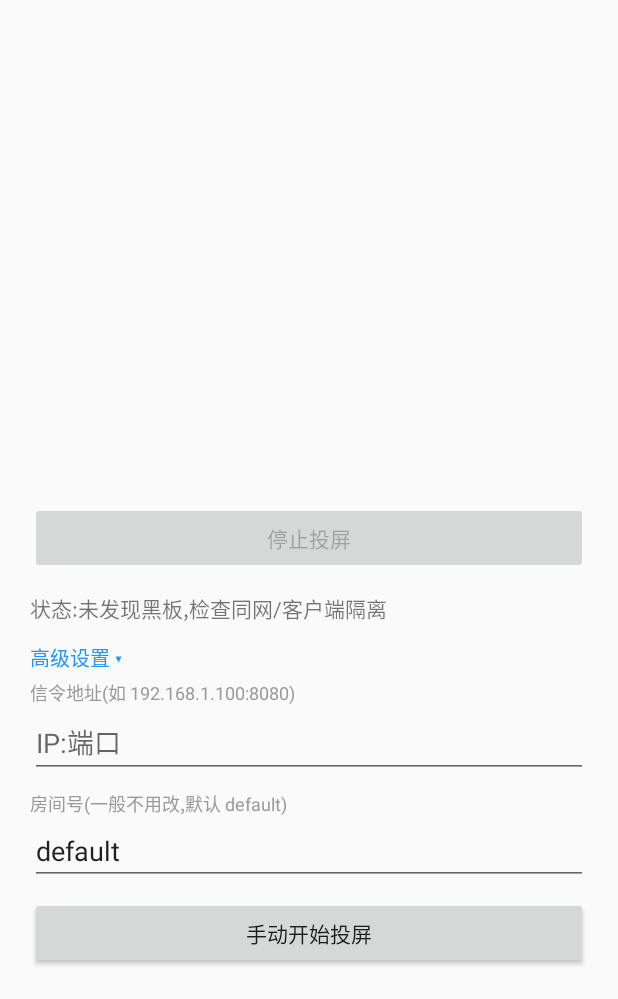
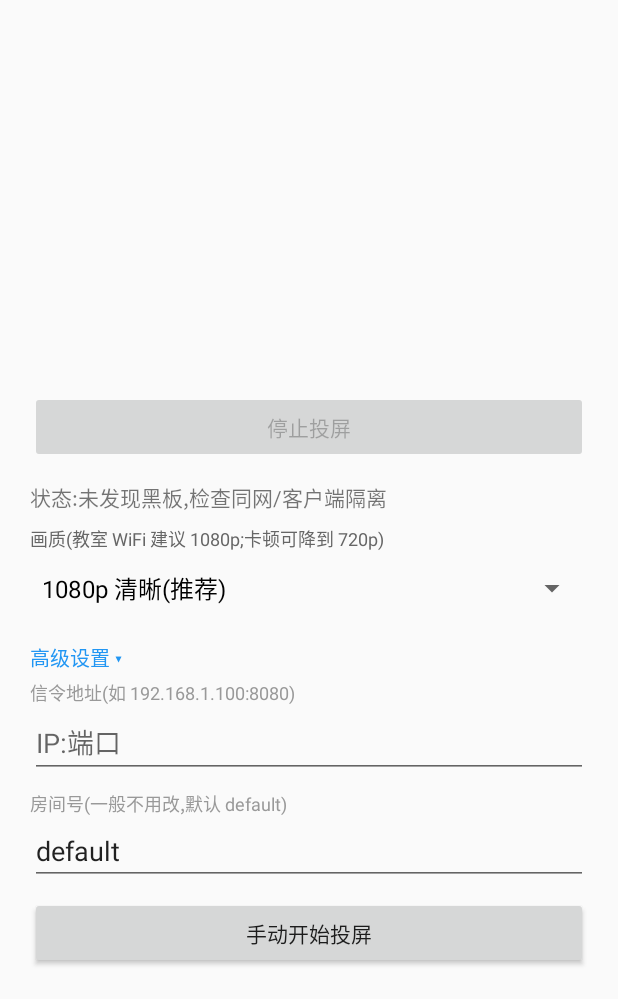
Before and after one commit to yuewanzhe-dev-user/remote-screen, an Android app: the screen it shows after launch (MainActivity), after a tap on "高级设置 ▸", on a phone screen of 412 x 824 dp, the part 237-1236 px from its top. Run offline under Robolectric (Android 15) with nearby library versions, the phone set to English and light mode, and no system bars; 1 other tap on this screen came first.

Commit message:
提升画质:默认1080p可选分辨率,修复状态栏codec显示为?
- pad 默认1080p/更高码率/24fps,支持720/1080/原分辨率切换
- 浏览器状态栏从codecId反查mime,不再显示?

```diff
--- a/webrtc-android/app/src/main/java/com/smartcast/webrtc/MainActivity.kt
+++ b/webrtc-android/app/src/main/java/com/smartcast/webrtc/MainActivity.kt
@@ -12,6 +12,7 @@ import android.widget.Button
 import android.widget.EditText
 import android.widget.LinearLayout
 import android.widget.ListView
+import android.widget.Spinner
 import android.widget.TextView
 import android.widget.Toast
 import androidx.activity.result.contract.ActivityResultContracts
@@ -35,8 +36,17 @@ class MainActivity : AppCompatActivity() {
     private lateinit var tvBoardsHint: TextView
     private lateinit var layoutAdvanced: LinearLayout
     private lateinit var tvAdvancedToggle: TextView
+    private lateinit var spQuality: Spinner
     private lateinit var prefs: SharedPreferences
     private val mainHandler = Handler(Looper.getMainLooper())
+
+    // 与 Spinner 顺序一致
+    private val qualityKeys = listOf("1080", "720", "native")
+    private val qualityLabels = listOf(
+        "1080p 清晰(推荐)",
+        "720p 流畅",
+        "原分辨率(更吃性能/可能糊或失败)"
+    )
 
     private var discovery: BoardDiscovery? = null
     private var lastBoardNames: List<String>? = null
@@ -77,9 +87,17 @@ class MainActivity : AppCompatActivity() {
         tvBoardsHint = findViewById(R.id.tvBoardsHint)
         layoutAdvanced = findViewById(R.id.layoutAdvanced)
         tvAdvancedToggle = findViewById(R.id.tvAdvancedToggle)
+        spQuality = findViewById(R.id.spQuality)
 
         etServer.setText(prefs.getString("server", ""))
         etRoom.setText(prefs.getString("room", "default"))
+
+        spQuality.adapter = ArrayAdapter(
+            this, android.R.layout.simple_spinner_dropdown_item, qualityLabels
+        )
+        val savedQ = prefs.getString("quality", "1080") ?: "1080"
+        val qIndex = qualityKeys.indexOf(savedQ).let { if (it >= 0) it else 0 }
+        spQuality.setSelection(qIndex)
 
         tvAdvancedToggle.setOnClickListener {
             val show = layoutAdvanced.visibility != View.VISIBLE
@@ -209,15 +227,22 @@ class MainActivity : AppCompatActivity() {
         }
     }
 
+    private fun selectedQuality(): String {
+        val i = spQuality.selectedItemPosition.coerceIn(0, qualityKeys.lastIndex)
+        return qualityKeys[i]
+    }
+
     private fun startCastService(resultCode: Int, data: Intent) {
         val server = pendingServer.ifEmpty { etServer.text.toString().trim() }
         val room = pendingRoom.ifEmpty { etRoom.text.toString().trim().ifEmpty { "default" } }
         val token = pendingToken
+        val quality = selectedQuality()
         if (server.isEmpty()) {
             Toast.makeText(this, "未选择黑板", Toast.LENGTH_SHORT).show()
             return
         }
         if (pendingBoardName.isNotEmpty()) rememberBoard(pendingBoardName)
+        prefs.edit().putString("quality", quality).apply()
 
         val intent = Intent(this, ScreenCastService::class.java).apply {
             putExtra(ScreenCastService.EXTRA_RESULT_CODE, resultCode)
@@ -225,9 +250,10 @@ class MainActivity : AppCompatActivity() {
             putExtra(ScreenCastService.EXTRA_SERVER, server)
             putExtra(ScreenCastService.EXTRA_ROOM, room)
             putExtra(ScreenCastService.EXTRA_TOKEN, token)
+            putExtra(ScreenCastService.EXTRA_QUALITY, quality)
         }
         startForegroundService(intent)
-        updateUi(true, "启动中…")
+        updateUi(true, "启动中($quality)…")
     }
 
     private fun updateUi(casting: Boolean, status: String) {
--- a/webrtc-android/app/src/main/java/com/smartcast/webrtc/ScreenCastService.kt
+++ b/webrtc-android/app/src/main/java/com/smartcast/webrtc/ScreenCastService.kt
@@ -34,6 +34,7 @@ class ScreenCastService : Service() {
         const val EXTRA_SERVER = "server" // 信令服务器 host:port
         const val EXTRA_ROOM = "room"     // 房间号
         const val EXTRA_TOKEN = "token"   // 可选,默认空
+        const val EXTRA_QUALITY = "quality" // 720 / 1080 / native
 
         @Volatile var statusText: String = "未连接"
         @Volatile var onStatusChange: ((String) -> Unit)? = null
@@ -55,6 +56,7 @@ class ScreenCastService : Service() {
         val server = intent.getStringExtra(EXTRA_SERVER) ?: return START_NOT_STICKY
         val room = intent.getStringExtra(EXTRA_ROOM) ?: return START_NOT_STICKY
         val token = intent.getStringExtra(EXTRA_TOKEN) ?: ""
+        val quality = intent.getStringExtra(EXTRA_QUALITY) ?: "1080"
 
         startForeground()
 
@@ -68,7 +70,7 @@ class ScreenCastService : Service() {
         // 启动 RtcClient(在主线程构造,内部自己切线程)
         try {
             statusText = "启动中…"
-            rtcClient = RtcClient(this, data, server, room, token) { status ->
+            rtcClient = RtcClient(this, data, server, room, token, quality) { status ->
                 statusText = status
                 onStatusChange?.invoke(status)
                 // 被顶替/教师断开后自动结束前台服务
--- a/webrtc-android/app/src/main/res/layout/activity_main.xml
+++ b/webrtc-android/app/src/main/res/layout/activity_main.xml
@@ -46,6 +46,21 @@
         android:layout_marginTop="12dp"
         android:textSize="14sp" />
 
+    <!-- 画质:主路径可见,方便课堂切清晰度 -->
+    <TextView
+        android:layout_width="wrap_content"
+        android:layout_height="wrap_content"
+        android:text="画质(教室 WiFi 建议 1080p;卡顿可降到 720p)"
+        android:textColor="#666"
+        android:textSize="12sp"
+        android:layout_marginTop="8dp" />
+
+    <Spinner
+        android:id="@+id/spQuality"
+        android:layout_width="match_parent"
+        android:layout_height="wrap_content"
+        android:layout_marginBottom="4dp" />
+
     <!-- 高级:搜不到时手输 -->
     <TextView
         android:id="@+id/tvAdvancedToggle"
@@ -54,7 +69,7 @@
         android:text="高级设置 ▸"
         android:textColor="#2196F3"
         android:textSize="13sp"
-        android:paddingTop="12dp"
+        android:paddingTop="8dp"
         android:paddingBottom="4dp" />
 
     <LinearLayout
```
Also changed, not shown: webrtc-android/app/src/main/java/com/smartcast/webrtc/RtcClient.kt (+53 -19 lines), 1 other file.
